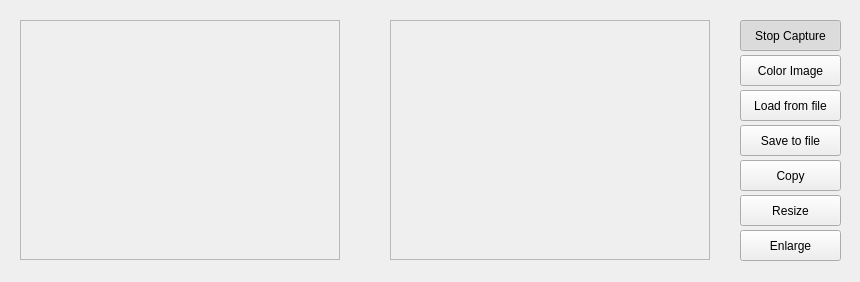
This is proyVA/mainwindow.ui in jurastrol/Visi-n-Artificial as Qt 5 draws it before an edit. The edited form follows.
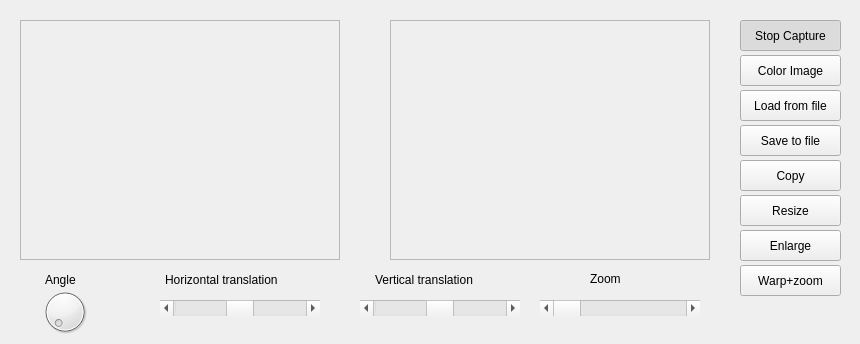
This is the edited form.

What changed in the file:
```diff
--- a/proyVA/mainwindow.ui
+++ b/proyVA/mainwindow.ui
@@ -7,7 +7,7 @@
     <x>0</x>
     <y>0</y>
     <width>860</width>
-    <height>282</height>
+    <height>344</height>
    </rect>
   </property>
   <property name="windowTitle">
@@ -148,6 +148,147 @@
     <string>Enlarge</string>
    </property>
   </widget>
+  <widget class="QPushButton" name="warpButton">
+   <property name="geometry">
+    <rect>
+     <x>740</x>
+     <y>265</y>
+     <width>101</width>
+     <height>31</height>
+    </rect>
+   </property>
+   <property name="text">
+    <string>Warp+zoom</string>
+   </property>
+   <property name="checkable">
+    <bool>true</bool>
+   </property>
+  </widget>
+  <widget class="QDial" name="angle">
+   <property name="geometry">
+    <rect>
+     <x>40</x>
+     <y>280</y>
+     <width>50</width>
+     <height>64</height>
+    </rect>
+   </property>
+   <property name="maximum">
+    <number>359</number>
+   </property>
+  </widget>
+  <widget class="QScrollBar" name="horizontal">
+   <property name="geometry">
+    <rect>
+     <x>160</x>
+     <y>300</y>
+     <width>160</width>
+     <height>16</height>
+    </rect>
+   </property>
+   <property name="minimum">
+    <number>-500</number>
+   </property>
+   <property name="maximum">
+    <number>500</number>
+   </property>
+   <property name="orientation">
+    <enum>Qt::Horizontal</enum>
+   </property>
+  </widget>
+  <widget class="QScrollBar" name="vertical">
+   <property name="geometry">
+    <rect>
+     <x>360</x>
+     <y>300</y>
+     <width>160</width>
+     <height>16</height>
+    </rect>
+   </property>
+   <property name="minimum">
+    <number>-500</number>
+   </property>
+   <property name="maximum">
+    <number>500</number>
+   </property>
+   <property name="orientation">
+    <enum>Qt::Horizontal</enum>
+   </property>
+  </widget>
+  <widget class="QScrollBar" name="zoom">
+   <property name="geometry">
+    <rect>
+     <x>540</x>
+     <y>300</y>
+     <width>160</width>
+     <height>16</height>
+    </rect>
+   </property>
+   <property name="minimum">
+    <number>0</number>
+   </property>
+   <property name="maximum">
+    <number>99</number>
+   </property>
+   <property name="sliderPosition">
+    <number>0</number>
+   </property>
+   <property name="orientation">
+    <enum>Qt::Horizontal</enum>
+   </property>
+  </widget>
+  <widget class="QLabel" name="label">
+   <property name="geometry">
+    <rect>
+     <x>45</x>
+     <y>270</y>
+     <width>71</width>
+     <height>20</height>
+    </rect>
+   </property>
+   <property name="text">
+    <string>Angle</string>
+   </property>
+  </widget>
+  <widget class="QLabel" name="label_2">
+   <property name="geometry">
+    <rect>
+     <x>165</x>
+     <y>270</y>
+     <width>161</width>
+     <height>20</height>
+    </rect>
+   </property>
+   <property name="text">
+    <string>Horizontal translation</string>
+   </property>
+  </widget>
+  <widget class="QLabel" name="label_3">
+   <property name="geometry">
+    <rect>
+     <x>375</x>
+     <y>270</y>
+     <width>161</width>
+     <height>20</height>
+    </rect>
+   </property>
+   <property name="text">
+    <string>Vertical translation</string>
+   </property>
+  </widget>
+  <widget class="QLabel" name="label_4">
+   <property name="geometry">
+    <rect>
+     <x>590</x>
+     <y>270</y>
+     <width>67</width>
+     <height>17</height>
+    </rect>
+   </property>
+   <property name="text">
+    <string>Zoom</string>
+   </property>
+  </widget>
  </widget>
  <resources/>
  <connections/>
```
